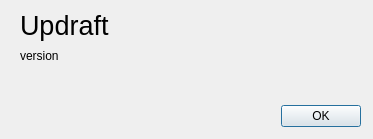
Old version of the form Updraft/src/core/ui/aboutdialog.ui in the repository updraft/updraft.
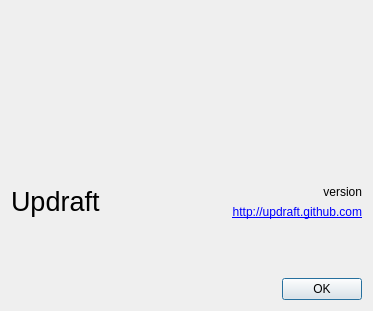
New version of the form. Icons and pictures are not drawn.

Commit message: Nicer about dialog.

Diff of the .ui file:
```diff
--- a/Updraft/src/core/ui/aboutdialog.ui
+++ b/Updraft/src/core/ui/aboutdialog.ui
@@ -7,40 +7,67 @@
     <x>0</x>
     <y>0</y>
     <width>373</width>
-    <height>139</height>
+    <height>311</height>
    </rect>
   </property>
   <property name="windowTitle">
    <string>About Updraft</string>
   </property>
-  <widget class="QDialogButtonBox" name="buttonBox">
-   <property name="geometry">
-    <rect>
-     <x>20</x>
-     <y>100</y>
-     <width>341</width>
-     <height>32</height>
-    </rect>
-   </property>
-   <property name="orientation">
-    <enum>Qt::Horizontal</enum>
-   </property>
-   <property name="standardButtons">
-    <set>QDialogButtonBox::Ok</set>
-   </property>
-  </widget>
-  <widget class="QWidget" name="">
-   <property name="geometry">
-    <rect>
-     <x>20</x>
-     <y>10</y>
-     <width>91</width>
-     <height>54</height>
-    </rect>
-   </property>
+  <layout class="QVBoxLayout" name="verticalLayout_2">
+   <item>
    <layout class="QVBoxLayout" name="verticalLayout">
     <item>
+      <layout class="QHBoxLayout" name="horizontalLayout">
+       <item>
+        <widget class="QLabel" name="label_2">
+         <property name="sizePolicy">
+          <sizepolicy hsizetype="Expanding" vsizetype="Fixed">
+           <horstretch>0</horstretch>
+           <verstretch>0</verstretch>
+          </sizepolicy>
+         </property>
+         <property name="minimumSize">
+          <size>
+           <width>0</width>
+           <height>128</height>
+          </size>
+         </property>
+         <property name="maximumSize">
+          <size>
+           <width>128</width>
+           <height>16777215</height>
+          </size>
+         </property>
+         <property name="pixmap">
+          <pixmap>:/core/icon_128.png</pixmap>
+         </property>
+        </widget>
+       </item>
+      </layout>
+     </item>
+     <item>
+      <spacer name="verticalSpacer_2">
+       <property name="orientation">
+        <enum>Qt::Vertical</enum>
+       </property>
+       <property name="sizeHint" stdset="0">
+        <size>
+         <width>20</width>
+         <height>40</height>
+        </size>
+       </property>
+      </spacer>
+     </item>
+     <item>
+      <layout class="QHBoxLayout" name="horizontalLayout_2">
+       <item>
      <widget class="QLabel" name="label">
+         <property name="sizePolicy">
+          <sizepolicy hsizetype="Preferred" vsizetype="Fixed">
+           <horstretch>0</horstretch>
+           <verstretch>0</verstretch>
+          </sizepolicy>
+         </property>
       <property name="font">
        <font>
         <pointsize>20</pointsize>
@@ -52,14 +79,75 @@
      </widget>
     </item>
     <item>
+        <layout class="QVBoxLayout" name="verticalLayout_3">
+         <item>
      <widget class="QLabel" name="versionLabel">
+           <property name="sizePolicy">
+            <sizepolicy hsizetype="Preferred" vsizetype="Fixed">
+             <horstretch>0</horstretch>
+             <verstretch>0</verstretch>
+            </sizepolicy>
+           </property>
       <property name="text">
        <string>version</string>
       </property>
-     </widget>
-    </item>
-   </layout>
-  </widget>
+           <property name="alignment">
+            <set>Qt::AlignRight|Qt::AlignTrailing|Qt::AlignVCenter</set>
+           </property>
+          </widget>
+         </item>
+         <item>
+          <widget class="QLabel" name="label_3">
+           <property name="sizePolicy">
+            <sizepolicy hsizetype="Preferred" vsizetype="Fixed">
+             <horstretch>0</horstretch>
+             <verstretch>0</verstretch>
+            </sizepolicy>
+           </property>
+           <property name="text">
+            <string>&lt;a href=&quot;http://updraft.github.com&quot;&gt;http://updraft.github.com&lt;/a&gt;</string>
+           </property>
+           <property name="alignment">
+            <set>Qt::AlignRight|Qt::AlignTrailing|Qt::AlignVCenter</set>
+           </property>
+           <property name="openExternalLinks">
+            <bool>true</bool>
+           </property>
+           <property name="textInteractionFlags">
+            <set>Qt::LinksAccessibleByKeyboard|Qt::LinksAccessibleByMouse</set>
+           </property>
+          </widget>
+         </item>
+        </layout>
+       </item>
+      </layout>
+     </item>
+    </layout>
+   </item>
+   <item>
+    <spacer name="verticalSpacer">
+     <property name="orientation">
+      <enum>Qt::Vertical</enum>
+     </property>
+     <property name="sizeHint" stdset="0">
+      <size>
+       <width>20</width>
+       <height>40</height>
+      </size>
+     </property>
+    </spacer>
+   </item>
+   <item>
+    <widget class="QDialogButtonBox" name="buttonBox">
+     <property name="orientation">
+      <enum>Qt::Horizontal</enum>
+     </property>
+     <property name="standardButtons">
+      <set>QDialogButtonBox::Ok</set>
+     </property>
+    </widget>
+   </item>
+  </layout>
  </widget>
  <resources/>
  <connections>
```
Left out of the diff: 6 changed lines with no effect on the pictures. Lines whose indentation alone changed are shown as unchanged. The commit also changes 3 other files.
